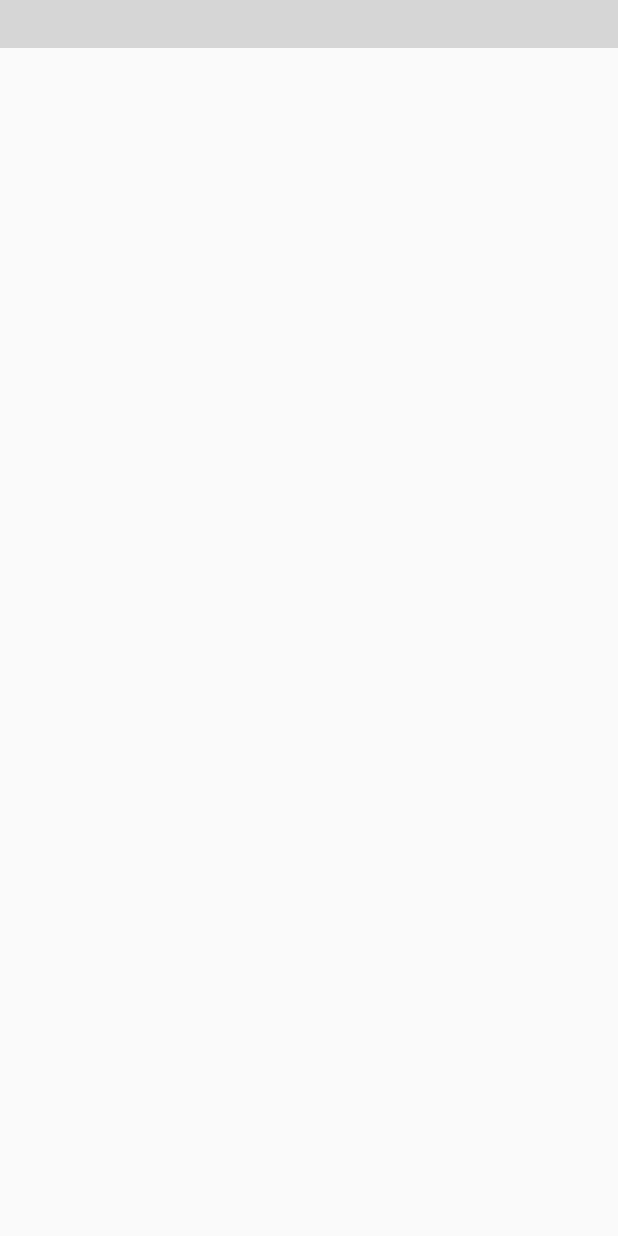
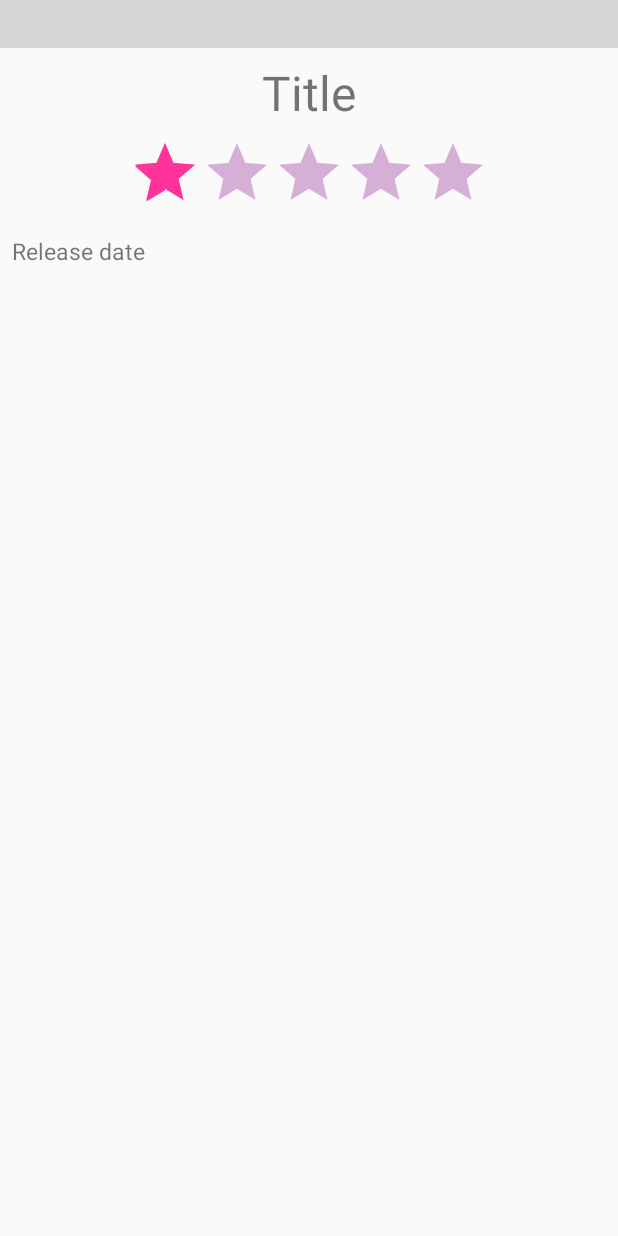
Before and after one commit to mrokey1997/week1, an Android app: the layout activity_detail.xml on its own in the app's theme, with its tools: preview values and no code run, on a phone screen of 412 x 824 dp. Run offline under Robolectric (Android 15) with nearby library versions, the phone set to English and light mode, and no system bars; plain views replace YouTubePlayerView; grey boxes are pictures that could not be loaded.

Commit message:
RatingBar

```diff
--- a/app/src/main/java/com/example/mrokey/movie/MainActivity.java
+++ b/app/src/main/java/com/example/mrokey/movie/MainActivity.java
@@ -72,7 +72,7 @@ public class MainActivity extends AppCompatActivity {
 
             @Override
             public void onFailure(@NonNull Call<APINowPlaying> call, @NonNull Throwable t) {
-                Toast.makeText(MainActivity.this, "Error", Toast.LENGTH_SHORT).show();
+
             }
         });
     }
--- a/app/src/main/res/layout/activity_detail.xml
+++ b/app/src/main/res/layout/activity_detail.xml
@@ -11,21 +11,30 @@
 
     <TextView
         android:id="@+id/tv_detail_title"
+        android:layout_gravity="center"
+        android:layout_width="wrap_content"
+        android:layout_height="wrap_content"
         android:layout_margin="8dp"
+        android:text="@string/title"
+        android:textSize="32sp" />
+
+    <RatingBar
+        android:theme="@style/RatingBar"
+        android:id="@+id/rating_bar"
+        android:layout_gravity="center"
+        android:layout_width="wrap_content"
+        android:layout_height="wrap_content"
+        android:numStars="5"
+        android:rating="1"
+        android:stepSize="0.1"
+        />
+
+    <TextView
+        android:id="@+id/tv_detail_release_date"
         android:layout_width="match_parent"
         android:layout_height="wrap_content"
-        android:textSize="20sp"/>
-    <TextView
-        android:id="@+id/tv_detail_vote_average"
         android:layout_margin="8dp"
-        android:textSize="15sp"
-        android:layout_width="match_parent"
-        android:layout_height="wrap_content" />
-    <TextView
-        android:id="@+id/tv_detail_release_date"
-        android:layout_margin="8dp"
-        android:textSize="15sp"
-        android:layout_width="match_parent"
-        android:layout_height="wrap_content" />
+        android:text="@string/release_date"
+        android:textSize="15sp" />
 
 </LinearLayout>
--- a/app/src/main/res/values/colors.xml
+++ b/app/src/main/res/values/colors.xml
@@ -3,4 +3,6 @@
     <color name="colorPrimary">#3F51B5</color>
     <color name="colorPrimaryDark">#303F9F</color>
     <color name="colorAccent">#FF4081</color>
+    <color name="pink">#ff3399</color>
+    <color name="violet">#800080</color>
 </resources>
--- a/app/src/main/res/values/strings.xml
+++ b/app/src/main/res/values/strings.xml
@@ -1,3 +1,5 @@
 <resources>
-    <string name="app_name">Movie</string>
+    <string name="app_name">WhatMovies</string>
+    <string name="title">Title</string>
+    <string name="release_date">Release date</string>
 </resources>
--- a/app/src/main/res/values/styles.xml
+++ b/app/src/main/res/values/styles.xml
@@ -8,4 +8,11 @@
         <item name="colorAccent">@color/colorAccent</item>
     </style>
 
+    <style name="RatingBar" parent="Theme.AppCompat">
+        <item name="colorControlNormal">@color/violet</item>
+        <item name="colorControlActivated">@color/pink</item>
+        <item name="colorControlHighlight">@color/colorPrimary</item>
+
+    </style>
+
 </resources>
```
Also changed, not shown: app/src/main/java/com/example/mrokey/entity/APIMovie.java (+10 -2 lines), app/src/main/java/com/example/mrokey/movie/DetailActivity.java (+7 -3 lines), app/src/main/res/layout/item_rv_regular_film.xml (+15 -3 lines), app/src/main/res/drawable/a.png (deleted), app/src/main/res/drawable/b.png (deleted), app/src/main/res/drawable/c.png (deleted), app/src/main/res/drawable/deadpool2.jpg (deleted), app/src/main/res/drawable/ic_launcher_background.xml (line endings or trailing spaces), app/src/main/res/drawable/ic_launcher_foreground.xml (line endings or trailing spaces), app/src/main/res/drawable/infinitywar.jpg (deleted), app/src/main/res/drawable/jura.jpg (deleted), 1 other file.
